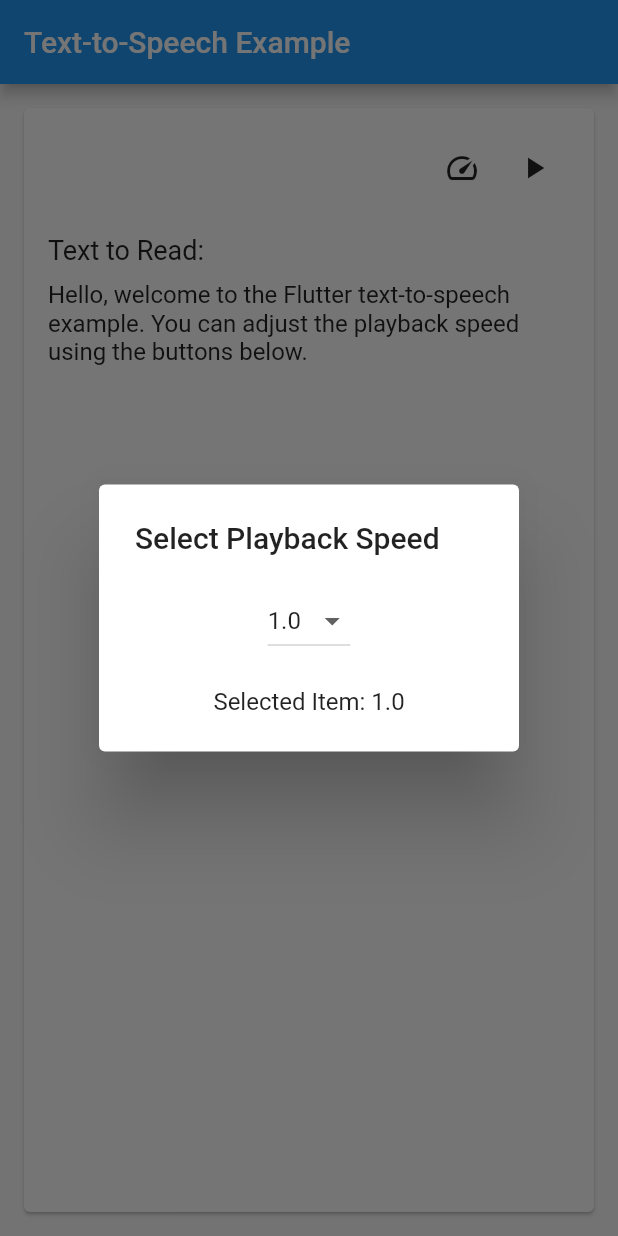
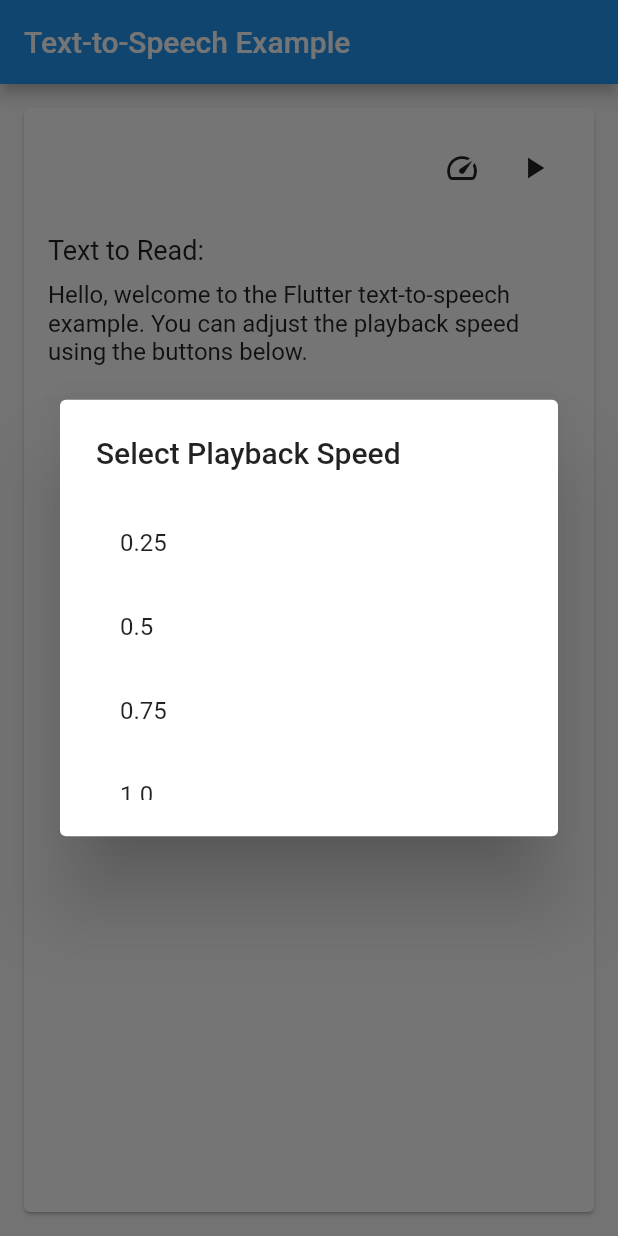
Before and after one commit to shubhangi1031/EyeSightPOC, a Flutter app: the TextToSpeechScreen screen opened directly, after a tap on the "speed" icon, on a phone screen of 412 x 824 dp. Run offline on Flutter 3.47's test engine with Material 2 defaults, Android fonts, the phone set to English and light mode, and no system bars; our stand-ins replace flutter_tts.

Commit message:
Fixed: text to speech speed issue.

```diff
--- a/lib/readoutloud.dart
+++ b/lib/readoutloud.dart
@@ -27,9 +27,9 @@ class _TextToSpeechScreenState extends State<TextToSpeechScreen> {
   late FlutterTts flutterTts;
   String textToRead =
       "Hello, welcome to the Flutter text-to-speech example. You can adjust the playback speed using the buttons below.";
-  double playbackSpeed = 1.0;
+  double playbackSpeed = 0.5;
   bool isPlaying = false;
-  final  List<double> speeds = [1, 0.25, 0.5, 0.75, 1.25, 1.5, 1.75, 2];
+  final List<double> speeds = [0.25, 0.5, 0.75, 1, 1.25, 1.5, 1.75, 2];
 
   @override
   void initState() {
@@ -121,39 +121,31 @@ class _TextToSpeechScreenState extends State<TextToSpeechScreen> {
       builder: (context) {
         return AlertDialog(
           title: Text("Select Playback Speed"),
-          content: Column(
+          content: Container(
+            width: double.maxFinite,
+            child: Column(
               mainAxisSize: MainAxisSize.min,
               children: <Widget>[
-              DropdownButton<double>(
-                value: playbackSpeed,
-                onChanged: (newValue) {
-                  setState(() {
-                    playbackSpeed = newValue!;
-                    _adjustSpeed(playbackSpeed);
-                  });
+                SizedBox(
+                  height: 200,
+                  child: ListView.builder(
+                    itemCount: speeds.length,
+                    itemBuilder: (context, index) {
+                      final speed = speeds[index];
+                      return ListTile(
+                        title: Text(speed.toString()),
+                        onTap: () {
+                          _adjustSpeed(speed/2.0);
+                          Navigator.pop(context);
                         },
-                items: speeds.map((double value) {
-                  return DropdownMenuItem<double>(
-                    value: value,
-                    child: Text(value.toString()),
                       );
-                }).toList(),
+                    },
                   ),
-              SizedBox(height: 20),
-              Text('Selected Item: $playbackSpeed'),
+                ),
               ],
             ),
+          ),
         );
-
-                // ListTile(
-                //   title: Text(speeds),
-                //   onTap: () {
-                //     playbackSpeed = speed;
-                //     _adjustSpeed(playbackSpeed);
-                //     Navigator.pop(context);
-                //   },
-                // ),
-
       },
     );
   }
```
Lines whose indentation alone changed are shown as unchanged.
